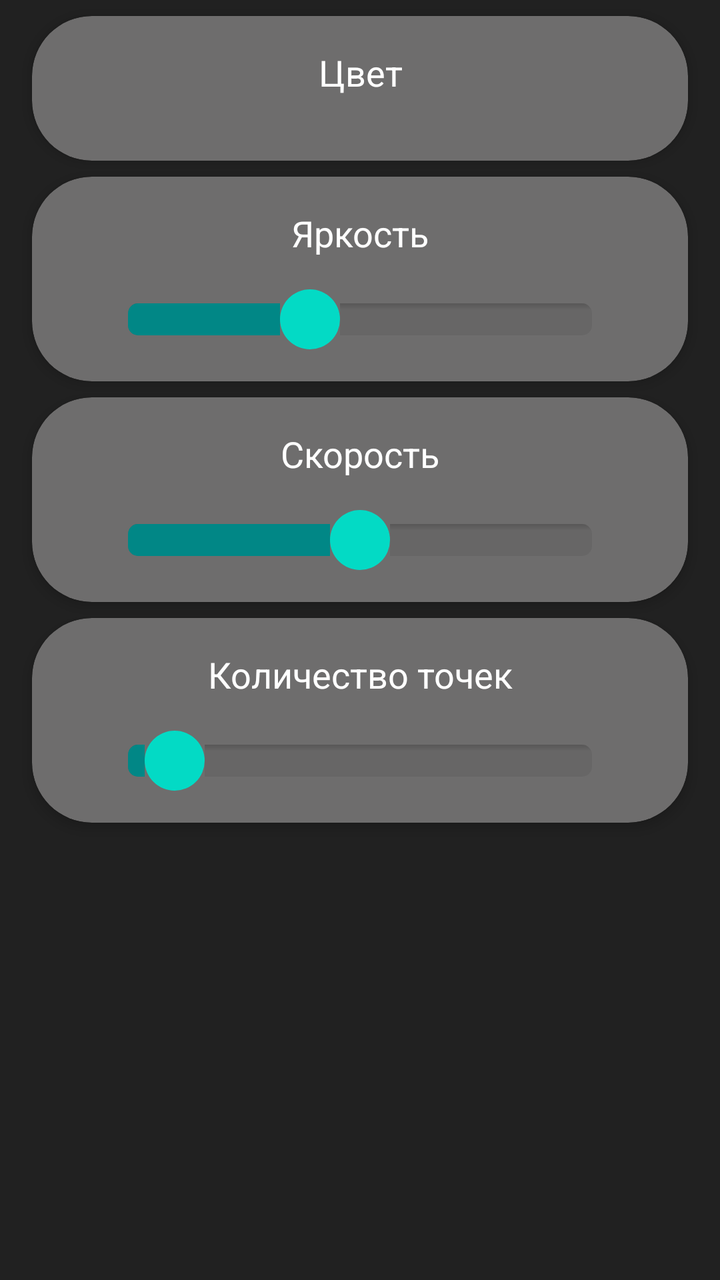
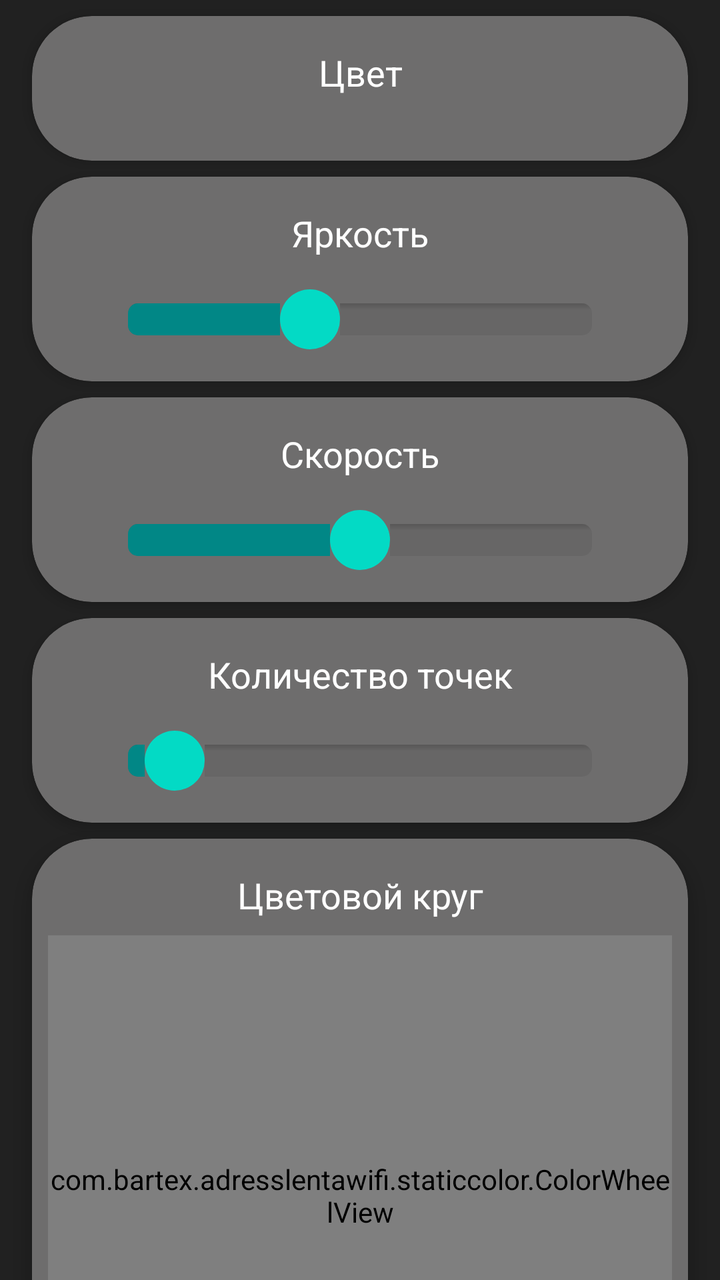

Two renders of the same Android screen: before a commit and after it. Below are the layout's source before the change and the commit's diff.
<!-- AndroidManifest.xml: application theme Theme.AdressLentaWiFi -->
<!-- res/layout/fragment_running.xml -->
<?xml version="1.0" encoding="utf-8"?>
<androidx.constraintlayout.widget.ConstraintLayout xmlns:android="http://schemas.android.com/apk/res/android"
    xmlns:app="http://schemas.android.com/apk/res-auto"
    xmlns:tools="http://schemas.android.com/tools"
    android:layout_width="match_parent"
    android:layout_height="match_parent"
    android:background="@color/colorPrimaryDarkBlack"
    tools:context=".staticcolor.StaticColorFragment">

    <androidx.cardview.widget.CardView
        android:id="@+id/cardViewColorRun"
        android:layout_width="match_parent"
        android:layout_height="wrap_content"
        android:layout_marginStart="16dp"
        android:layout_marginTop="8dp"
        android:layout_marginEnd="16dp"
        android:clipToPadding="false"
        app:cardBackgroundColor="@color/colorSecondaryBlack"
        app:cardCornerRadius="@dimen/cardCornerRadius"
        app:cardElevation="@dimen/cardElevation4"
        app:layout_constraintEnd_toEndOf="parent"
        app:layout_constraintStart_toStartOf="parent"
        app:layout_constraintTop_toTopOf="parent">

        <androidx.constraintlayout.widget.ConstraintLayout
            android:layout_width="match_parent"
            android:layout_height="match_parent"
            app:layout_constraintBottom_toBottomOf="parent"
            app:layout_constraintEnd_toEndOf="parent"
            app:layout_constraintStart_toStartOf="parent"
            app:layout_constraintTop_toTopOf="parent">

            <TextView
                android:id="@+id/tvColorRun"
                android:layout_width="0dp"
                android:layout_height="wrap_content"
                android:layout_marginStart="32dp"
                android:layout_marginTop="16dp"
                android:layout_marginEnd="32dp"
                android:gravity="center"
                android:text="@string/choose_color"
                android:textColor="@color/white"
                android:textSize="18sp"
                app:layout_constraintEnd_toEndOf="parent"
                app:layout_constraintStart_toStartOf="parent"
                app:layout_constraintTop_toTopOf="parent" />

            <androidx.recyclerview.widget.RecyclerView
                android:id="@+id/rvColorsRunning"
                android:layout_width="0dp"
                android:layout_height="wrap_content"
                android:layout_marginStart="8dp"
                android:layout_marginTop="16dp"
                android:layout_marginEnd="8dp"
                android:layout_marginBottom="16dp"
                app:layout_constraintBottom_toBottomOf="parent"
                app:layout_constraintEnd_toEndOf="parent"
                app:layout_constraintStart_toStartOf="parent"
                app:layout_constraintTop_toBottomOf="@+id/tvColorRun"
                />

        </androidx.constraintlayout.widget.ConstraintLayout>
    </androidx.cardview.widget.CardView>


    <androidx.cardview.widget.CardView
        android:id="@+id/cardViewBrRun"
        android:layout_width="match_parent"
        android:layout_height="wrap_content"
        android:layout_marginStart="16dp"
        android:layout_marginTop="8dp"
        android:layout_marginEnd="16dp"
        android:clipToPadding="false"
        app:cardBackgroundColor="@color/colorSecondaryBlack"
        app:cardCornerRadius="@dimen/cardCornerRadius"
        app:cardElevation="@dimen/cardElevation4"
        app:layout_constraintEnd_toEndOf="parent"
        app:layout_constraintStart_toStartOf="parent"
        app:layout_constraintTop_toBottomOf="@+id/cardViewColorRun">

        <androidx.constraintlayout.widget.ConstraintLayout
            android:layout_width="match_parent"
            android:layout_height="match_parent"
            app:layout_constraintBottom_toBottomOf="parent"
            app:layout_constraintEnd_toEndOf="parent"
            app:layout_constraintStart_toStartOf="parent"
            app:layout_constraintTop_toTopOf="parent">

            <SeekBar
                android:id="@+id/seekBarBrRunning"
                android:layout_width="0dp"
                android:layout_height="wrap_content"
                android:layout_marginStart="32dp"
                android:layout_marginTop="16dp"
                android:layout_marginEnd="32dp"
                android:layout_marginBottom="16dp"
                android:max="255"
                android:progress="100"
                android:progressDrawable="@drawable/seekbar_style"
                android:thumb="@drawable/custom_thumb"
                app:layout_constraintBottom_toBottomOf="parent"
                app:layout_constraintEnd_toEndOf="parent"
                app:layout_constraintStart_toStartOf="parent"
                app:layout_constraintTop_toBottomOf="@+id/tvBrRun" />

            <TextView
                android:id="@+id/tvBrRun"
                android:layout_width="0dp"
                android:layout_height="wrap_content"
                android:layout_marginStart="32dp"
                android:layout_marginTop="16dp"
                android:layout_marginEnd="32dp"
                android:gravity="center"
                android:text="@string/choose_br"
                android:textColor="@color/white"
                android:textSize="18sp"
                app:layout_constraintEnd_toEndOf="parent"
                app:layout_constraintStart_toStartOf="parent"
                app:layout_constraintTop_toTopOf="parent" />

        </androidx.constraintlayout.widget.ConstraintLayout>
    </androidx.cardview.widget.CardView>


    <androidx.cardview.widget.CardView
        android:id="@+id/cardViewSpeedRun"
        android:layout_width="match_parent"
        android:layout_height="wrap_content"
        android:layout_marginStart="16dp"
        android:layout_marginTop="8dp"
        android:layout_marginEnd="16dp"
        android:clipToPadding="false"
        app:cardBackgroundColor="@color/colorSecondaryBlack"
        app:cardCornerRadius="@dimen/cardCornerRadius"
        app:cardElevation="@dimen/cardElevation4"
        app:layout_constraintEnd_toEndOf="parent"
        app:layout_constraintStart_toStartOf="parent"
        app:layout_constraintTop_toBottomOf="@+id/cardViewBrRun">

        <androidx.constraintlayout.widget.ConstraintLayout
            android:layout_width="match_parent"
            android:layout_height="match_parent">

            <SeekBar
                android:id="@+id/seekBarSpeedRunning"
                android:layout_width="0dp"
                android:layout_height="wrap_content"
                android:layout_marginStart="32dp"
                android:layout_marginTop="16dp"
                android:layout_marginEnd="32dp"
                android:layout_marginBottom="16dp"
                android:max="200"
                android:progress="100"
                android:progressDrawable="@drawable/seekbar_style"
                android:thumb="@drawable/custom_thumb"
                app:layout_constraintBottom_toBottomOf="parent"
                app:layout_constraintEnd_toEndOf="parent"
                app:layout_constraintStart_toStartOf="parent"
                app:layout_constraintTop_toBottomOf="@+id/tvSpeedRun" />

            <TextView
                android:id="@+id/tvSpeedRun"
                android:layout_width="0dp"
                android:layout_height="wrap_content"
                android:layout_marginStart="32dp"
                android:layout_marginTop="16dp"
                android:layout_marginEnd="32dp"
                android:gravity="center"
                android:text="@string/choose_speed"
                android:textColor="@color/white"
                android:textSize="18sp"
                app:layout_constraintEnd_toEndOf="parent"
                app:layout_constraintStart_toStartOf="parent"
                app:layout_constraintTop_toTopOf="parent" />

        </androidx.constraintlayout.widget.ConstraintLayout>
    </androidx.cardview.widget.CardView>

    <androidx.cardview.widget.CardView
        android:id="@+id/cardViewNumberRun"
        android:layout_width="match_parent"
        android:layout_height="wrap_content"
        android:layout_marginStart="16dp"
        android:layout_marginTop="8dp"
        android:layout_marginEnd="16dp"
        android:clipToPadding="false"
        app:cardBackgroundColor="@color/colorSecondaryBlack"
        app:cardCornerRadius="@dimen/cardCornerRadius"
        app:cardElevation="@dimen/cardElevation4"
        app:layout_constraintEnd_toEndOf="parent"
        app:layout_constraintStart_toStartOf="parent"
        app:layout_constraintTop_toBottomOf="@+id/cardViewSpeedRun">

        <androidx.constraintlayout.widget.ConstraintLayout
            android:layout_width="match_parent"
            android:layout_height="match_parent"
            app:layout_constraintBottom_toBottomOf="parent"
            app:layout_constraintEnd_toEndOf="parent"
            app:layout_constraintStart_toStartOf="parent"
            app:layout_constraintTop_toTopOf="parent">

            <SeekBar
                android:id="@+id/seekBarNumberRunning"
                android:layout_width="0dp"
                android:layout_height="wrap_content"
                android:layout_marginStart="32dp"
                android:layout_marginTop="16dp"
                android:layout_marginEnd="32dp"
                android:layout_marginBottom="16dp"
                android:max="10"
                android:progress="1"
                android:progressDrawable="@drawable/seekbar_style"
                android:thumb="@drawable/custom_thumb"
                app:layout_constraintBottom_toBottomOf="parent"
                app:layout_constraintEnd_toEndOf="parent"
                app:layout_constraintStart_toStartOf="parent"
                app:layout_constraintTop_toBottomOf="@+id/tvNumberRun" />

            <TextView
                android:id="@+id/tvNumberRun"
                android:layout_width="0dp"
                android:layout_height="wrap_content"
                android:layout_marginStart="32dp"
                android:layout_marginTop="16dp"
                android:layout_marginEnd="32dp"
                android:gravity="center"
                android:text="@string/choose_number"
                android:textColor="@color/white"
                android:textSize="18sp"
                app:layout_constraintEnd_toEndOf="parent"
                app:layout_constraintStart_toStartOf="parent"
                app:layout_constraintTop_toTopOf="parent" />

        </androidx.constraintlayout.widget.ConstraintLayout>
    </androidx.cardview.widget.CardView>
</androidx.constraintlayout.widget.ConstraintLayout>
<!-- resources referenced by this layout -->
<resources>
  <color name="colorPrimaryDarkBlack">#212121</color>
  <color name="colorSecondaryBlack">#6E6D6D</color>
  <color name="white">#FFFFFFFF</color>
  <dimen name="cardCornerRadius">30dp</dimen>
  <dimen name="cardElevation4">4dp</dimen>
  <!-- drawable custom_thumb (drawable) -->
  <?xml version="1.0" encoding="utf-8"?>
  <layer-list xmlns:android="http://schemas.android.com/apk/res/android">
      <item>
          <shape android:shape="oval">
              <solid android:color="@color/teal_200"/>
              <size
                  android:width="30dp"
                  android:height="30dp"/>
          </shape>
      </item>
  </layer-list>
  <!-- drawable seekbar_style (drawable) -->
  <?xml version="1.0" encoding="utf-8"?>
  <layer-list xmlns:android="http://schemas.android.com/apk/res/android" >
      <item
          android:id="@android:id/background"
          android:drawable="@drawable/border_shadow" >
      </item>
  
      <item
          android:id="@android:id/progress" >
          <clip
              android:drawable="@drawable/seekbar_progress" />
      </item>
  </layer-list>
  <string name="choose_br">Яркость</string>
  <string name="choose_color">Цвет</string>
  <string name="choose_number">Количество точек</string>
  <string name="choose_speed">Скорость</string>
  <style name="Theme.AdressLentaWiFi" parent="Theme.MaterialComponents.Light.NoActionBar">
  
  
  
  
  
  
  
  
  
  
  
          
          <item name="colorPrimary">@color/colorPrimaryBlack</item>
          <item name="colorPrimaryVariant">@color/colorPrimaryDarkBlack</item>
          <item name="colorOnPrimary">@color/colorAccentBlack</item>
          
          <item name="colorSecondary">@color/teal_200</item>
          <item name="colorSecondaryVariant">@color/teal_700</item>
          <item name="colorOnSecondary">@color/black</item>
          
          <item name="android:statusBarColor" tools:targetApi="l">?attr/colorPrimaryVariant</item>
          
          <item name="colorBottomIcon">@android:color/white</item>
      </style>
  <color name="teal_200">#FF03DAC5</color>
  <!-- drawable border_shadow (drawable) -->
  <?xml version="1.0" encoding="utf-8"?>
  <layer-list xmlns:android="http://schemas.android.com/apk/res/android">
      <item>
          <shape>
              <corners
                  android:radius="5dp" />
              <gradient
                  android:angle="270"
                  android:startColor="#33000000"
                  android:centerColor="#11000000"
                  android:endColor="#11000000"
                  android:centerY="0.2"
                  android:type="linear"
                  />
          </shape>
      </item>
  </layer-list>
  <!-- drawable seekbar_progress (drawable) -->
  <?xml version="1.0" encoding="utf-8"?>
  <layer-list
      xmlns:android="http://schemas.android.com/apk/res/android" >
      <item
          android:id="@+id/progressshape" >
          <clip>
              <shape
                  android:shape="rectangle" >
                  <size android:height="5dp"/>
                  <corners
                      android:radius="5dp" />
                  <solid android:color="@color/teal_700"/>
              </shape>
          </clip>
      </item>
  </layer-list>
  <color name="colorPrimaryBlack">#5C5C5C</color>
  <color name="colorAccentBlack">#5677fc</color>
  <color name="teal_700">#FF018786</color>
  <color name="black">#FF000000</color>
</resources>

<!-- the commit's change to res/layout/fragment_running.xml (unified diff, before → after) -->
@@ -1,11 +1,16 @@
 <?xml version="1.0" encoding="utf-8"?>
-<androidx.constraintlayout.widget.ConstraintLayout xmlns:android="http://schemas.android.com/apk/res/android"
+<androidx.core.widget.NestedScrollView xmlns:android="http://schemas.android.com/apk/res/android"
     xmlns:app="http://schemas.android.com/apk/res-auto"
     xmlns:tools="http://schemas.android.com/tools"
     android:layout_width="match_parent"
     android:layout_height="match_parent"
     android:background="@color/colorPrimaryDarkBlack"
-    tools:context=".staticcolor.StaticColorFragment">
+    android:fillViewport="true"
+    tools:context=".running.RunningColorsFragment">
+
+<androidx.constraintlayout.widget.ConstraintLayout
+    android:layout_width="match_parent"
+    android:layout_height="wrap_content">
 
     <androidx.cardview.widget.CardView
         android:id="@+id/cardViewColorRun"
@@ -233,4 +238,47 @@
 
         </androidx.constraintlayout.widget.ConstraintLayout>
     </androidx.cardview.widget.CardView>
+
+    
+    <androidx.cardview.widget.CardView
+        android:id="@+id/cardViewWheelRun"
+        android:layout_width="match_parent"
+        android:layout_height="wrap_content"
+        android:layout_marginStart="16dp"
+        android:layout_marginTop="8dp"
+        android:layout_marginEnd="16dp"
+        android:layout_marginBottom="16dp"
+        app:cardBackgroundColor="@color/colorSecondaryBlack"
+        app:cardCornerRadius="@dimen/cardCornerRadius"
+        app:cardElevation="@dimen/cardElevation4"
+        app:layout_constraintBottom_toBottomOf="parent"
+        app:layout_constraintEnd_toEndOf="parent"
+        app:layout_constraintStart_toStartOf="parent"
+        app:layout_constraintTop_toBottomOf="@+id/cardViewNumberRun">
+
+        <LinearLayout
+            android:layout_width="match_parent"
+            android:layout_height="wrap_content"
+            android:orientation="vertical">
+
+            <TextView
+                android:id="@+id/tvWheelRun"
+                android:layout_width="match_parent"
+                android:layout_height="wrap_content"
+                android:layout_marginStart="32dp"
+                android:layout_marginTop="16dp"
+                android:layout_marginEnd="32dp"
+                android:gravity="center"
+                android:text="@string/choose_any_color"
+                android:textColor="@color/white"
+                android:textSize="18sp" />
+
+            <com.bartex.adresslentawifi.staticcolor.ColorWheelView
+                android:id="@+id/colorWheelRunning"
+                android:layout_width="match_parent"
+                android:layout_height="260dp"
+                android:layout_margin="8dp" />
+        </LinearLayout>
+    </androidx.cardview.widget.CardView>
 </androidx.constraintlayout.widget.ConstraintLayout>
+</androidx.core.widget.NestedScrollView>
<!-- resource entries referenced after the edit -->
@@ -31,6 +31,7 @@
               android:drawable="@drawable/seekbar_progress" />
       </item>
   </layer-list>
+  <string name="choose_any_color">Цветовой круг</string>
   <string name="choose_br">Яркость</string>
   <string name="choose_color">Цвет</string>
   <string name="choose_number">Количество точек</string>
